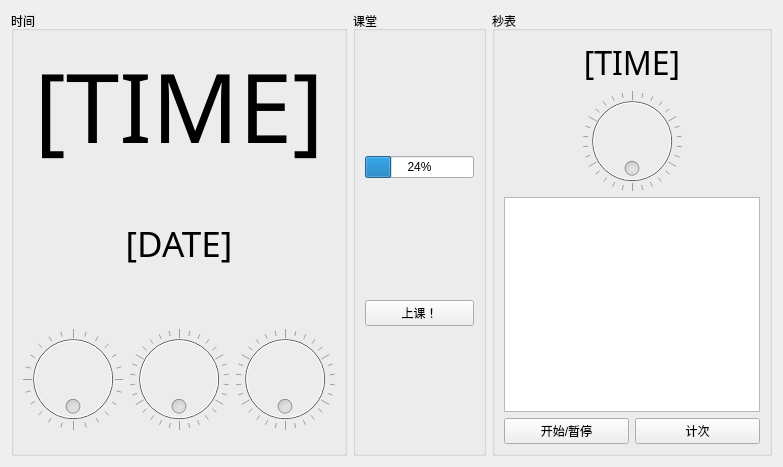
Qt form mainWindow.ui (aaaaPotato/TheWonderfulClock) before a commit.
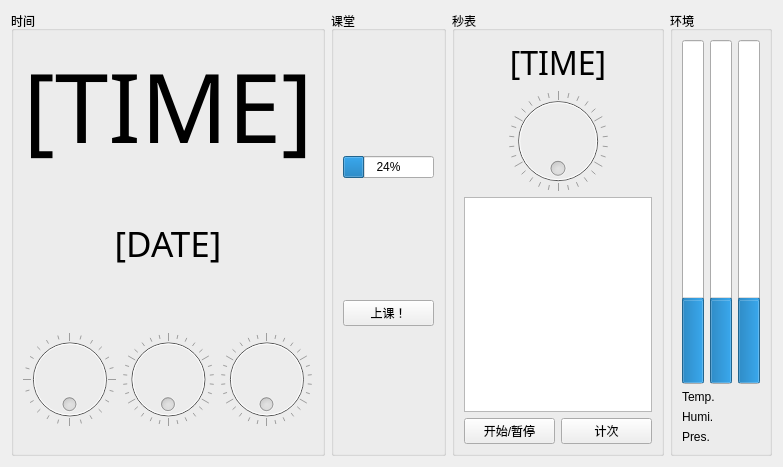
The same form after that commit.

Commit message: 再更新布局

Diff of the .ui file:
```diff
--- a/mainWindow.ui
+++ b/mainWindow.ui
@@ -258,6 +258,70 @@
      </layout>
     </widget>
    </item>
+   <item>
+    <widget class="QGroupBox" name="groupBox">
+     <property name="title">
+      <string>环境</string>
+     </property>
+     <layout class="QVBoxLayout" name="verticalLayout">
+      <item>
+       <layout class="QHBoxLayout" name="horizontalLayout_4">
+        <item>
+         <widget class="QProgressBar" name="tempBar">
+          <property name="value">
+           <number>24</number>
+          </property>
+          <property name="orientation">
+           <enum>Qt::Orientation::Vertical</enum>
+          </property>
+         </widget>
+        </item>
+        <item>
+         <widget class="QProgressBar" name="humBar">
+          <property name="value">
+           <number>24</number>
+          </property>
+          <property name="orientation">
+           <enum>Qt::Orientation::Vertical</enum>
+          </property>
+         </widget>
+        </item>
+        <item>
+         <widget class="QProgressBar" name="preBar">
+          <property name="value">
+           <number>24</number>
+          </property>
+          <property name="orientation">
+           <enum>Qt::Orientation::Vertical</enum>
+          </property>
+         </widget>
+        </item>
+       </layout>
+      </item>
+      <item>
+       <widget class="QLabel" name="tempLabel">
+        <property name="text">
+         <string>Temp.</string>
+        </property>
+       </widget>
+      </item>
+      <item>
+       <widget class="QLabel" name="humLabel">
+        <property name="text">
+         <string>Humi.</string>
+        </property>
+       </widget>
+      </item>
+      <item>
+       <widget class="QLabel" name="preLabel">
+        <property name="text">
+         <string>Pres.</string>
+        </property>
+       </widget>
+      </item>
+     </layout>
+    </widget>
+   </item>
   </layout>
  </widget>
  <resources/>
```
The commit also changes 1 other file.
